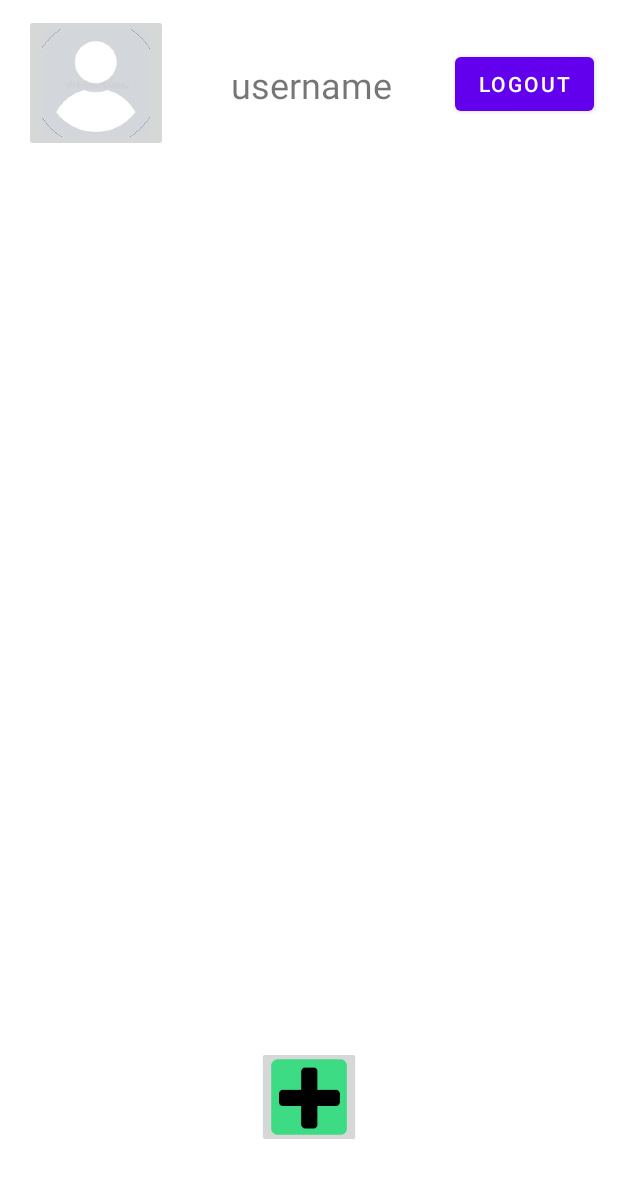
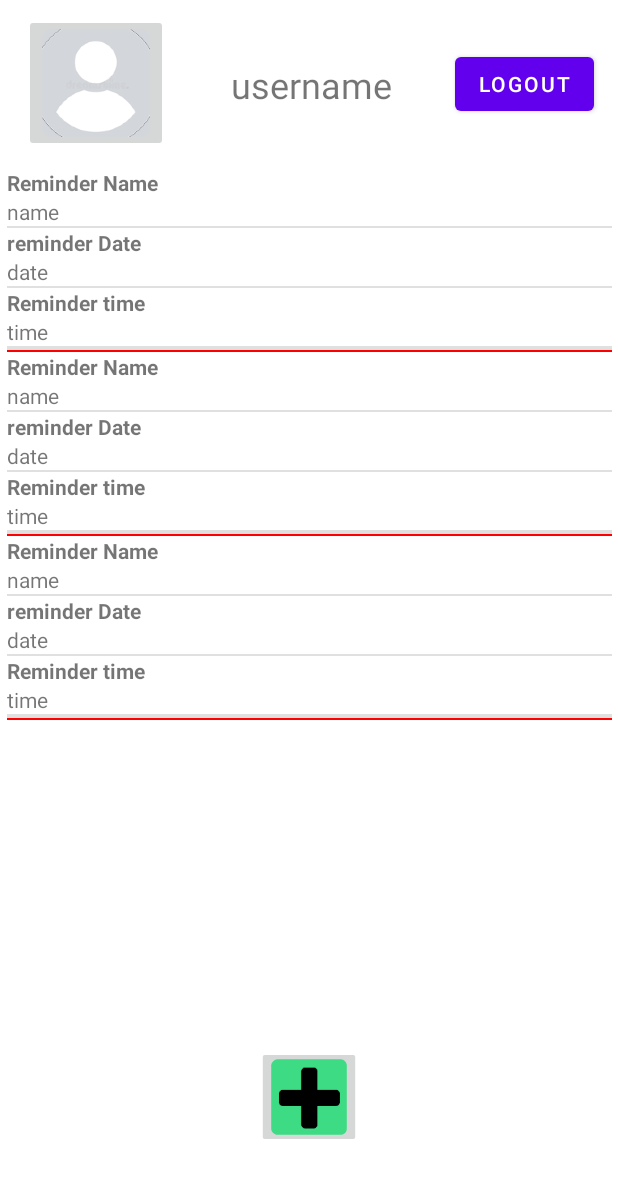
Before and after one commit to jerrycorp/Mobile-Computing-HW, an Android app: the layout activity_reminder_list.xml on its own in the app's theme, with its tools: preview values and no code run, on a phone screen of 412 x 824 dp. Shown: the top 1178 px of the screen. Run offline under Robolectric (Android 15) with nearby library versions, the light colour scheme and no system bars.

Commit message:
It seems to still run

```diff
--- a/app/build.gradle
+++ b/app/build.gradle
@@ -8,6 +8,9 @@ plugins {
 android {
     compileSdkVersion 30
     buildToolsVersion "30.0.3"
+    buildFeatures {
+        viewBinding true
+    }
 
     defaultConfig {
         applicationId "com.example.mobilecomputinghomework"
--- a/app/src/main/AndroidManifest.xml
+++ b/app/src/main/AndroidManifest.xml
@@ -10,7 +10,7 @@
         android:supportsRtl="true"
         android:theme="@style/Theme.MobileComputingHomework">
         <activity android:name=".ProfileActivity"></activity>
-        <activity android:name=".RemainderList" />
+        <activity android:name=".ReminderList" />
         <activity android:name=".MainActivity">
             <intent-filter>
                 <action android:name="android.intent.action.MAIN" />
--- a/app/src/main/java/com/example/mobilecomputinghomework/MainActivity.kt
+++ b/app/src/main/java/com/example/mobilecomputinghomework/MainActivity.kt
@@ -95,13 +95,13 @@ class MainActivity : AppCompatActivity() {
             "com.example.mobilecomputinghomework",
             Context.MODE_PRIVATE).edit().putString("loginUser", username).apply()
         findViewById<EditText>(R.id.password).setText("")
-        startActivity(Intent(applicationContext,RemainderList::class.java))
+        startActivity(Intent(applicationContext,ReminderList::class.java))
     }
 
     private fun checkLoginUser() {
         val loginStatus = applicationContext.getSharedPreferences(
             "com.example.mobilecomputinghomework",
             Context.MODE_PRIVATE).getString("loginUser", "")
-        if (loginStatus != "") startActivity(Intent(applicationContext,RemainderList::class.java))
+        if (loginStatus != "") startActivity(Intent(applicationContext,ReminderList::class.java))
     }
 }
--- a/app/src/main/java/com/example/mobilecomputinghomework/db/ReminderInfo.kt
+++ b/app/src/main/java/com/example/mobilecomputinghomework/db/ReminderInfo.kt
@@ -9,7 +9,6 @@ import androidx.room.PrimaryKey
 data class ReminderInfo(
         @PrimaryKey(autoGenerate = true) var uid: Int?,
         @ColumnInfo(name = "name") var name: String,
-        @ColumnInfo(name = "accountNumber") var accountNumber: String,
         @ColumnInfo(name = "date") var date: String,
-        @ColumnInfo(name = "amount") var amount: String
+        @ColumnInfo(name = "time") var amount: String
 )
--- a/app/src/main/res/layout/activity_remainder_list.xml
+++ b/app/src/main/res/layout/activity_reminder_list.xml
@@ -4,9 +4,10 @@
     xmlns:tools="http://schemas.android.com/tools"
     android:layout_width="match_parent"
     android:layout_height="match_parent"
-    tools:context=".RemainderList">
+    tools:context=".ReminderList">
 
     <ListView
+        tools:listitem="@layout/reminder_item"
         android:id="@+id/reminderList"
         android:layout_width="411dp"
         android:layout_height="526dp"
--- /dev/null
+++ b/app/src/main/res/layout/reminder_item.xml
@@ -0,0 +1,80 @@
+<?xml version="1.0" encoding="utf-8"?>
+<LinearLayout xmlns:android="http://schemas.android.com/apk/res/android"
+    xmlns:tools="http://schemas.android.com/tools"
+    android:layout_width="match_parent"
+    android:orientation="vertical"
+    android:layout_height="match_parent">
+
+    <TextView
+        android:id="@+id/textViewReminderName"
+        android:layout_width="match_parent"
+        android:layout_height="0dp"
+        android:layout_weight="1"
+        android:text="@string/reminder_name"
+        android:textStyle="bold" />
+
+    <TextView
+        android:id="@+id/txtName"
+        android:layout_width="match_parent"
+        android:layout_height="0dp"
+        android:layout_weight="1"
+        tools:text="name" />
+
+    <View
+        android:id="@+id/divider5"
+        android:layout_width="match_parent"
+        android:layout_height="0dp"
+        android:layout_weight="1"
+        android:background="?android:attr/listDivider" />
+
+    <TextView
+        android:id="@+id/textViewDate"
+        android:layout_width="match_parent"
+        android:layout_height="0dp"
+        android:layout_weight="1"
+        android:text="@string/reminder_date"
+        android:textStyle="bold" />
+
+    <TextView
+        android:id="@+id/txtDate"
+        android:layout_width="match_parent"
+        android:layout_height="0dp"
+        android:layout_weight="1"
+        tools:text="date" />
+
+    <View
+        android:id="@+id/divider6"
+        android:layout_width="match_parent"
+        android:layout_height="0dp"
+        android:layout_weight="1"
+        android:background="?android:attr/listDivider" />
+
+    <TextView
+        android:id="@+id/textViewReminderTime"
+        android:layout_width="match_parent"
+        android:layout_height="0dp"
+        android:layout_weight="1"
+        android:text="@string/reminder_time"
+        android:textStyle="bold" />
+
+    <TextView
+        android:id="@+id/txtTime"
+        android:layout_width="match_parent"
+        android:layout_height="0dp"
+        android:layout_weight="1"
+        tools:text="time" />
+
+    <View
+        android:id="@+id/divider7"
+        android:layout_width="match_parent"
+        android:layout_height="0dp"
+        android:layout_weight="1"
+        android:background="?android:attr/listDivider" />
+
+    <View
+        android:id="@+id/divider8"
+        android:layout_width="match_parent"
+        android:layout_height="0dp"
+        android:layout_weight="1"
+        android:background="?android:attr/listDivider" />
+</LinearLayout>
--- a/app/src/main/res/values/strings.xml
+++ b/app/src/main/res/values/strings.xml
@@ -12,4 +12,7 @@
     <string name="update">Update</string>
     <string name="plusSign">plussign</string>
     <string name="firebase_db_url">https://mobilecomputing-hw-default-rtdb.firebaseio.com/</string>
+    <string name="reminder_name">Reminder Name</string>
+    <string name="reminder_date">reminder Date</string>
+    <string name="reminder_time">Reminder time</string>
 </resources>
```
Also changed, not shown: app/src/main/java/com/example/mobilecomputinghomework/ReminderAdaptor.kt (added, +36 -0 lines), app/src/main/java/com/example/mobilecomputinghomework/ReminderList.kt (renamed from app/src/main/java/com/example/mobilecomputinghomework/RemainderList.kt, +13 -9 lines).
